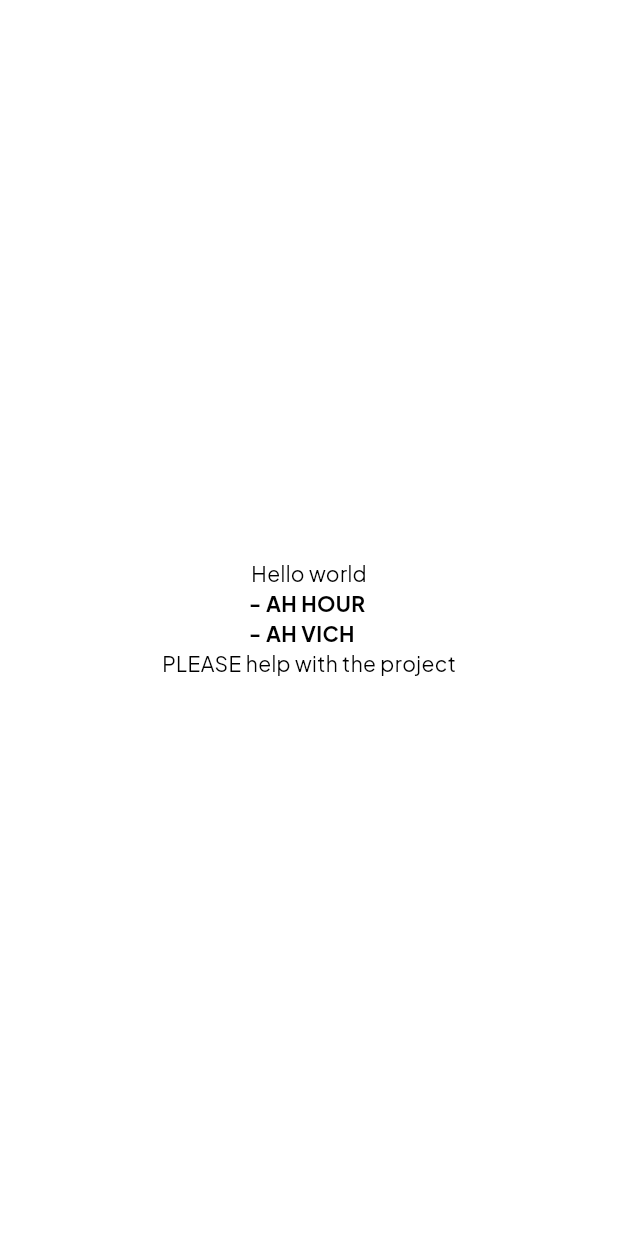
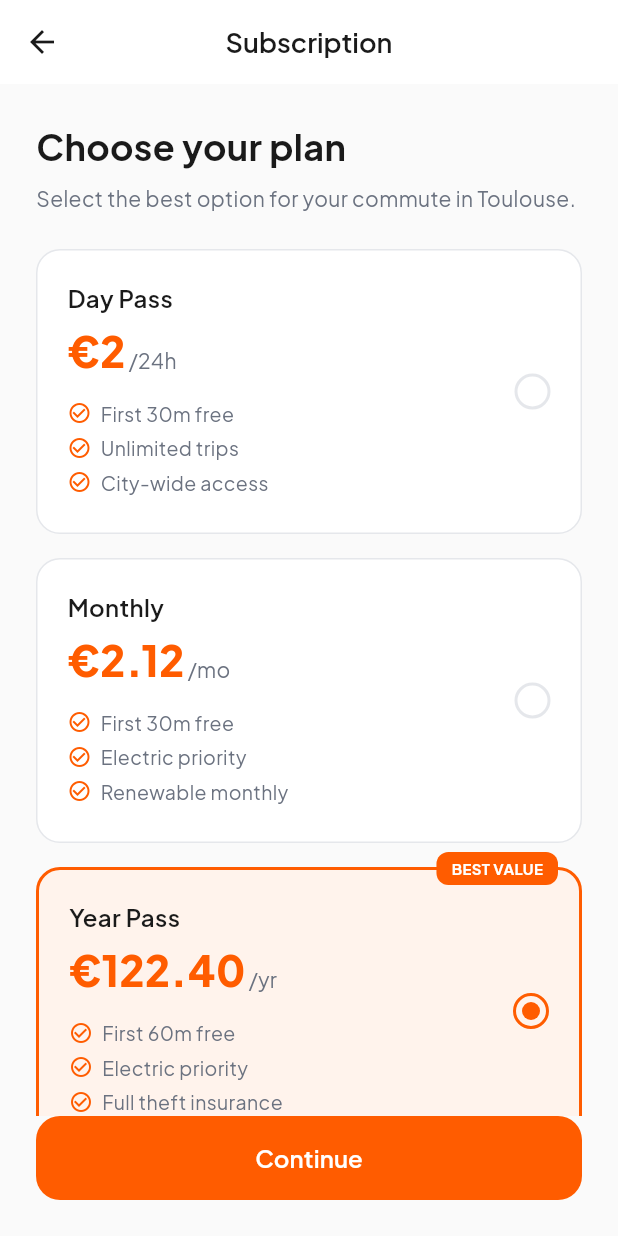
Before and after one commit to Ming-99s/VeloToulose, a Flutter app: the screen it shows after launch, on a phone screen of 412 x 824 dp. Run offline on Flutter 3.47's test engine with Material 3 defaults, Android fonts, the phone set to English and light mode, and no system bars.

Commit message:
color theme and pass view

```diff
--- a/lib/core/constant/app_color.dart
+++ b/lib/core/constant/app_color.dart
@@ -0,0 +1,11 @@
+import 'package:flutter/material.dart';
+
+class AppColor {
+  static const Color primary = Color(0xFFFF5C00);       // orange
+  static const Color primaryLight = Color(0xFFFFF3EC);   // light orange bg
+  static const Color textPrimary = Color(0xFF1A1A1A);    // black text
+  static const Color textSecondary = Color(0xFF6B7280);  // grey text
+  static const Color border = Color(0xFFE5E7EB);         // grey border
+  static const Color background = Color(0xFFFAFAFA);     // screen bg
+  static const Color white = Colors.white;
+}
--- a/lib/core/constant/app_text_style.dart
+++ b/lib/core/constant/app_text_style.dart
@@ -0,0 +1,53 @@
+import 'package:flutter/material.dart';
+import 'app_color.dart';
+
+class AppTextStyle {
+  static const TextStyle heading = TextStyle(
+    fontSize: 24,
+    fontWeight: FontWeight.w700,
+    color: AppColor.textPrimary,
+  );
+
+  static const TextStyle subheading = TextStyle(
+    fontSize: 14,
+    fontWeight: FontWeight.w400,
+    color: AppColor.textSecondary,
+  );
+
+  static const TextStyle priceTag = TextStyle(
+    fontSize: 28,
+    fontWeight: FontWeight.w800,
+    color: AppColor.primary,
+  );
+
+  static const TextStyle pricePeriod = TextStyle(
+    fontSize: 14,
+    fontWeight: FontWeight.w400,
+    color: AppColor.textSecondary,
+  );
+
+  static const TextStyle cardTitle = TextStyle(
+    fontSize: 16,
+    fontWeight: FontWeight.w600,
+    color: AppColor.textPrimary,
+  );
+
+  static const TextStyle feature = TextStyle(
+    fontSize: 13,
+    fontWeight: FontWeight.w400,
+    color: AppColor.textSecondary,
+  );
+
+  static const TextStyle buttonText = TextStyle(
+    fontSize: 16,
+    fontWeight: FontWeight.w600,
+    color: AppColor.white,
+  );
+
+  static const TextStyle label = TextStyle(
+    fontSize: 11,
+    fontWeight: FontWeight.w700,
+    color: AppColor.primary,
+    letterSpacing: 1.2,
+  );
+}
--- a/lib/core/widgets/botton.dart
+++ b/lib/core/widgets/botton.dart
@@ -0,0 +1,45 @@
+import 'package:flutter/material.dart';
+import 'package:velo_toulose/core/constant/app_color.dart';
+import 'package:velo_toulose/core/constant/app_text_style.dart';
+
+class AppButton extends StatelessWidget {
+  final String label;
+  final VoidCallback? onPressed;
+  final IconData? trailingIcon;
+
+  const AppButton({
+    super.key,
+    required this.label,
+    this.onPressed,
+    this.trailingIcon,
+  });
+
+  @override
+  Widget build(BuildContext context) {
+    return SizedBox(
+      width: double.infinity,
+      height: 56,
+      child: ElevatedButton(
+        onPressed: onPressed,
+        style: ElevatedButton.styleFrom(
+          backgroundColor: AppColor.primary,
+          disabledBackgroundColor: AppColor.primary.withValues(alpha: 0.4),
+          shape: RoundedRectangleBorder(
+            borderRadius: BorderRadius.circular(16),
+          ),
+          elevation: 0,
+        ),
+        child: Row(
+          mainAxisAlignment: MainAxisAlignment.center,
+          children: [
+            Text(label, style: AppTextStyle.buttonText),
+            if (trailingIcon != null) ...[
+              const SizedBox(width: 8),
+              Icon(trailingIcon, color: AppColor.white, size: 20),
+            ],
+          ],
+        ),
+      ),
+    );
+  }
+}
--- a/lib/main_common.dart
+++ b/lib/main_common.dart
@@ -1,11 +1,16 @@
 import 'package:flutter/material.dart';
 import 'package:provider/provider.dart';
+import 'package:velo_toulose/ui/screen/pass_screen/view/pass_view.dart';
 
 void mainCommon(List<InheritedProvider> providers){
     runApp(
     MultiProvider(
       providers: providers,
-      child: MaterialApp(debugShowCheckedModeBanner: false, home: MyApp()),
+      child: MaterialApp(
+        debugShowCheckedModeBanner: false,
+        theme: ThemeData(fontFamily: 'PlusJakartaSans'),
+        home: const PassView(),
+      ),
     ),
   );
 }
--- /dev/null
+++ b/lib/ui/screen/pass_screen/view/pass_view.dart
@@ -0,0 +1,114 @@
+import 'package:flutter/material.dart';
+import 'package:velo_toulose/core/constant/app_color.dart';
+import 'package:velo_toulose/core/constant/app_text_style.dart';
+import 'package:velo_toulose/core/widgets/botton.dart';
+import 'package:velo_toulose/ui/widgets/pass_cart.dart';
+
+class PassView extends StatefulWidget {
+  const PassView({super.key});
+
+  @override
+  State<PassView> createState() => _PassViewState();
+}
+
+class _PassViewState extends State<PassView> {
+  int _selectedIndex = 2; // default to Year Pass (index 2)
+
+  @override
+  Widget build(BuildContext context) {
+    return Scaffold(
+      backgroundColor: AppColor.background,
+      appBar: AppBar(
+        backgroundColor: AppColor.white,
+        elevation: 0,
+        leading: IconButton(
+          icon: const Icon(Icons.arrow_back, color: AppColor.textPrimary),
+          onPressed: () => Navigator.of(context).maybePop(),
+        ),
+        centerTitle: true,
+        title: Text(
+          'Subscription',
+          style: AppTextStyle.cardTitle.copyWith(fontSize: 18),
+        ),
+      ),
+      body: SafeArea(
+        child: Padding(
+          padding: const EdgeInsets.symmetric(horizontal: 24),
+          child: Column(
+            crossAxisAlignment: CrossAxisAlignment.start,
+            children: [
+              const SizedBox(height: 24),
+              const Text('Choose your plan', style: AppTextStyle.heading),
+              const SizedBox(height: 8),
+              const Text(
+                'Select the best option for your commute in Toulouse.',
+                style: AppTextStyle.subheading,
+              ),
+              const SizedBox(height: 24),
+
+              // --- Pass cards ---
+              Expanded(
+                child: SingleChildScrollView(
+                  child: Column(
+                    children: [
+                      PassCard(
+                        title: 'Day Pass',
+                        price: '€2',
+                        period: '/24h',
+                        features: [
+                          'First 30m free',
+                          'Unlimited trips',
+                          'City-wide access',
+                        ],
+                        isSelected: _selectedIndex == 0,
+                        onTap: () => setState(() => _selectedIndex = 0),
+                      ),
+                      const SizedBox(height: 16),
+                      PassCard(
+                        title: 'Monthly',
+                        price: '€2.12',
+                        period: '/mo',
+                        features: [
+                          'First 30m free',
+                          'Electric priority',
+                          'Renewable monthly',
+                        ],
+                        isSelected: _selectedIndex == 1,
+                        onTap: () => setState(() => _selectedIndex = 1),
+                      ),
+                      const SizedBox(height: 16),
+                      PassCard(
+                        title: 'Year Pass',
+                        price: '€122.40',
+                        period: '/yr',
+                        features: [
+                          'First 60m free',
+                          'Electric priority',
+                          'Full theft insurance',
+                        ],
+                        isSelected: _selectedIndex == 2,
+                        onTap: () => setState(() => _selectedIndex = 2),
+                        badge: 'BEST VALUE',
+                      ),
+                      const SizedBox(height: 24),
+                    ],
+                  ),
+                ),
+              ),
+
+              Padding(
+                padding: const EdgeInsets.only(bottom: 24),
+                child: AppButton(
+                  label: 'Continue',
+                  onPressed: () {
+                    // TODO: navigate or call ViewModel later
+                  },
+                ),
+              ),
+            ],
+          ),
+        ),
+      ),
+    );
+  }
+}
--- /dev/null
+++ b/lib/ui/widgets/pass_cart.dart
@@ -0,0 +1,129 @@
+import 'package:flutter/material.dart';
+import 'package:velo_toulose/core/constant/app_color.dart';
+import 'package:velo_toulose/core/constant/app_text_style.dart';
+
+class PassCard extends StatelessWidget {
+  final String title;
+  final String price;
+  final String period;
+  final List<String> features;
+  final bool isSelected;
+  final String? badge;
+  final VoidCallback onTap;
+
+  const PassCard({
+    super.key,
+    required this.title,
+    required this.price,
+    required this.period,
+    required this.features,
+    required this.isSelected,
+    required this.onTap,
+    this.badge,
+  });
+
+  @override
+  Widget build(BuildContext context) {
+    return GestureDetector(
+      onTap: onTap,
+      child: Stack(
+        clipBehavior: Clip.none,
+        children: [
+          Container(
+            width: double.infinity,
+            padding: const EdgeInsets.all(20),
+            decoration: BoxDecoration(
+              color: isSelected ? AppColor.primaryLight : AppColor.white,
+              borderRadius: BorderRadius.circular(16),
+              border: Border.all(
+                color: isSelected ? AppColor.primary : AppColor.border,
+                width: isSelected ? 2 : 1,
+              ),
+            ),
+            child: Row(
+              children: [
+                // Left side: title, price, features
+                Expanded(
+                  child: Column(
+                    crossAxisAlignment: CrossAxisAlignment.start,
+                    children: [
+                      Text(title, style: AppTextStyle.cardTitle),
+                      const SizedBox(height: 4),
+                      Row(
+                        crossAxisAlignment: CrossAxisAlignment.baseline,
+                        textBaseline: TextBaseline.alphabetic,
+                        children: [
+                          Text(price, style: AppTextStyle.priceTag),
+                          const SizedBox(width: 2),
+                          Text(period, style: AppTextStyle.pricePeriod),
+                        ],
+                      ),
+                      const SizedBox(height: 12),
+                      ...features.map((f) => Padding(
+                        padding: const EdgeInsets.only(bottom: 4),
+                        child: Row(
+                          children: [
+                            Icon(Icons.check_circle_outline,
+                                size: 16, color: AppColor.primary),
+                            const SizedBox(width: 6),
+                            Text(f, style: AppTextStyle.feature),
+                          ],
+                        ),
+                      )),
+                    ],
+                  ),
+                ),
+                // Right side: radio indicator
+                Container(
+                  width: 24,
+                  height: 24,
+                  decoration: BoxDecoration(
+                    shape: BoxShape.circle,
+                    border: Border.all(
+                      color: isSelected ? AppColor.primary : AppColor.border,
+                      width: 2,
+                    ),
+                  ),
+                  child: isSelected
+                      ? Center(
+                          child: Container(
+                            width: 12,
+                            height: 12,
+                            decoration: const BoxDecoration(
+                              shape: BoxShape.circle,
+                              color: AppColor.primary,
+                            ),
+                          ),
+                        )
+                      : null,
+                ),
+              ],
+            ),
+          ),
+          // Badge (e.g. "BEST VALUE")
+          if (badge != null)
+            Positioned(
+              top: -10,
+              right: 16,
+              child: Container(
+                padding:
+                    const EdgeInsets.symmetric(horizontal: 10, vertical: 4),
+                decoration: BoxDecoration(
+                  color: AppColor.primary,
+                  borderRadius: BorderRadius.circular(8),
+                ),
+                child: Text(
+                  badge!,
+                  style: const TextStyle(
+                    color: AppColor.white,
+                    fontSize: 10,
+                    fontWeight: FontWeight.w700,
+                  ),
+                ),
+              ),
+            ),
+        ],
+      ),
+    );
+  }
+}
```
Also changed, not shown: lib/ui/screen/pass_screen/view_models/pass_view_model.dart (added).
